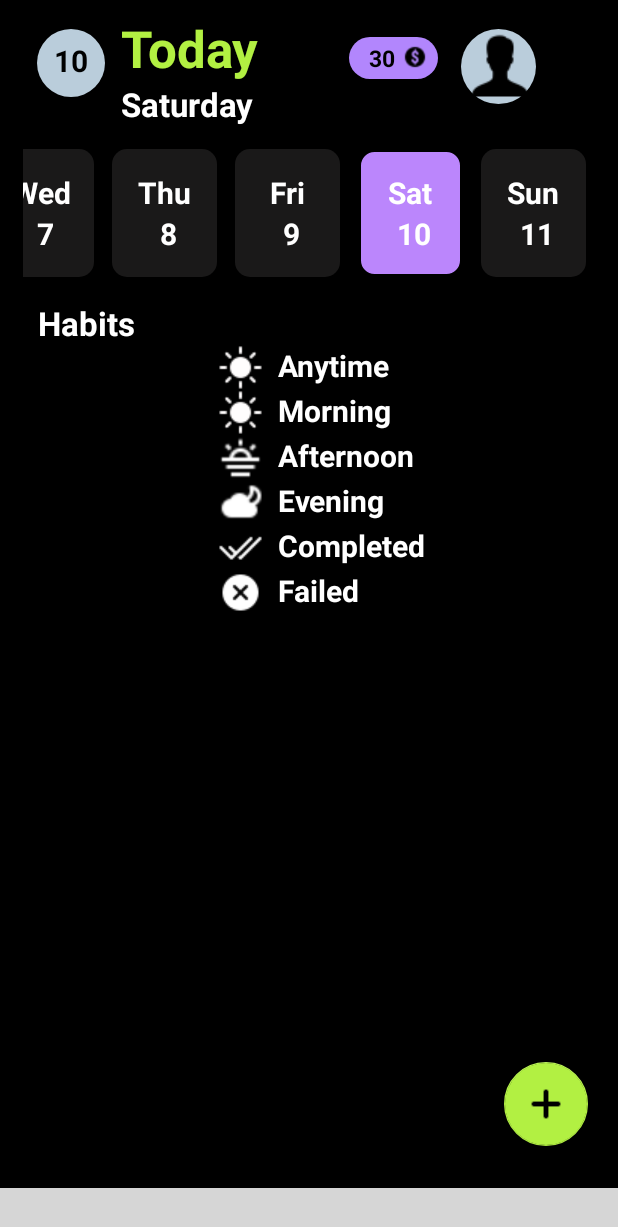
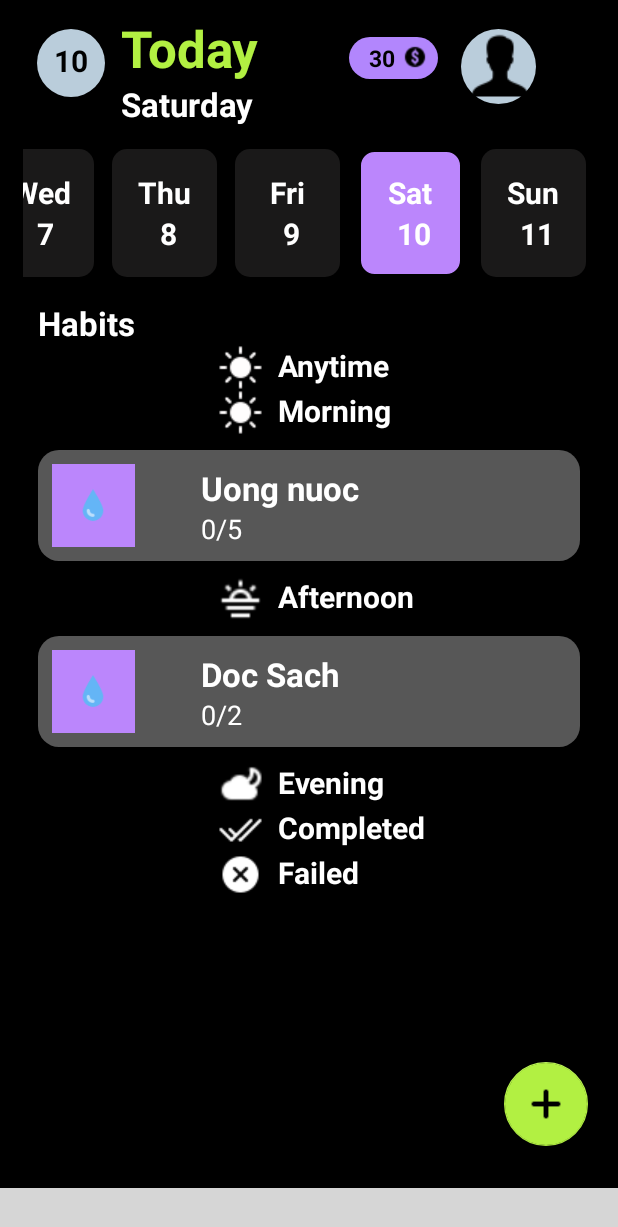
Before and after one commit to tungnk123/penguin-project, an Android app: the screen it shows after launch (MainActivity), on a phone screen of 412 x 824 dp. Shown: the top 1227 px of the screen. Run offline under Robolectric (Android 15) with nearby library versions, the phone set to English and light mode, and no system bars; our stand-ins replace Room's generated code; libraries missing offline, so code that uses them is left out: com.etebarian.meowbottomnavigation; plain views replace MeowBottomNavigation; 9 statements that could not run were skipped; grey boxes are pictures that could not be loaded.

Commit message:
merge master

```diff
--- a/app/src/main/java/com/example/penguin_project/view/fragment/HomeFragment.java
+++ b/app/src/main/java/com/example/penguin_project/view/fragment/HomeFragment.java
@@ -35,7 +35,6 @@ import com.example.penguin_project.R;
 import com.example.penguin_project.model.data.HabitDate;
 import com.example.penguin_project.model.data.ResetHabitsWorker;
 import com.example.penguin_project.model.repo.local.DataBase.HabitDataBase;
-import com.example.penguin_project.model.repo.local.Table.HabitGroup;
 import com.example.penguin_project.model.repo.local.Table.Habit_DayOfWeek;
 import com.example.penguin_project.model.repo.local.Table.Habits;
 import com.example.penguin_project.model.repo.local.Table.TimeOfDay;
@@ -85,9 +84,9 @@ public class HomeFragment extends Fragment {
         rcv_HabitListCompleted = view.findViewById(R.id.rcv_Home_CompletedHabit);
         rcv_HabitListFailed = view.findViewById(R.id.rcv_Home_FailedHabit);
 
-//        getContext().deleteDatabase("Habit.db");
+        getContext().deleteDatabase("Habit.db");
 //
-//        setData();
+        setData();
 
         scheduleResetHabitsJob();
 
@@ -138,15 +137,14 @@ public class HomeFragment extends Fragment {
     private void setData() {
         HabitDataBase.getInstance(getContext());
         selectedDayOfWeek = LocalDate.now().getDayOfWeek();
-        HabitDataBase.getInstance(getContext()).habitDAO().insertHabitGroup(new HabitGroup(1, "Trending", 4));
         HabitDataBase.getInstance(getContext()).habitDAO().insert_TimeOfDay(new TimeOfDay(1, "Anytime"));
         HabitDataBase.getInstance(getContext()).habitDAO().insert_TimeOfDay(new TimeOfDay(2, "Morning"));
         HabitDataBase.getInstance(getContext()).habitDAO().insert_TimeOfDay(new TimeOfDay(3, "Afternoon"));
         HabitDataBase.getInstance(getContext()).habitDAO().insert_TimeOfDay(new TimeOfDay(4, "Evening"));
-        HabitDataBase.getInstance(getContext()).habitDAO().insertHabit(new Habits("Uong nuoc", 2, 5, 1, R.color.purple_200, R.mipmap.icon_water, LocalDate.now(), 0,0));
-        HabitDataBase.getInstance(getContext()).habitDAO().insertHabit(new Habits("Doc Sach", 3, 2, 1, R.color.purple_200, R.mipmap.icon_water, LocalDate.now().minusDays(1), 0,0));
-        HabitDataBase.getInstance(getContext()).habitDAO().insertHabit(new Habits("uong nuoc", 2, 5, 1, R.color.purple_200, R.mipmap.icon_water, LocalDate.now().minusDays(2), 0,0));
-        HabitDataBase.getInstance(getContext()).habitDAO().insertHabit(new Habits("Choi game", 2, 5, 1, R.color.purple_200, R.mipmap.icon_water, LocalDate.now(), 0,0));
+        HabitDataBase.getInstance(getContext()).habitDAO().insertHabit(new Habits("Uong nuoc", 2, 5,  R.color.purple_200, R.mipmap.icon_water, LocalDate.now(), 0,0));
+        HabitDataBase.getInstance(getContext()).habitDAO().insertHabit(new Habits("Doc Sach", 3, 2,  R.color.purple_200, R.mipmap.icon_water, LocalDate.now().minusDays(1), 0,0));
+        HabitDataBase.getInstance(getContext()).habitDAO().insertHabit(new Habits("uong nuoc", 2, 5,  R.color.purple_200, R.mipmap.icon_water, LocalDate.now().minusDays(2), 0,0));
+        HabitDataBase.getInstance(getContext()).habitDAO().insertHabit(new Habits("Choi game", 2, 5,  R.color.purple_200, R.mipmap.icon_water, LocalDate.now(), 0,0));
         HabitDataBase.getInstance(getContext()).habitDAO().insertHabit_DayOfWeek(new Habit_DayOfWeek(selectedDayOfWeek.getValue(), 1, false, 0, false));
         HabitDataBase.getInstance(getContext()).habitDAO().insertHabit_DayOfWeek(new Habit_DayOfWeek(selectedDayOfWeek.getValue(), 2, false, 0, false));
         HabitDataBase.getInstance(getContext()).habitDAO().insertHabit_DayOfWeek(new Habit_DayOfWeek(DayOfWeek.TUESDAY.getValue(), 1, false, 0, false));
```
